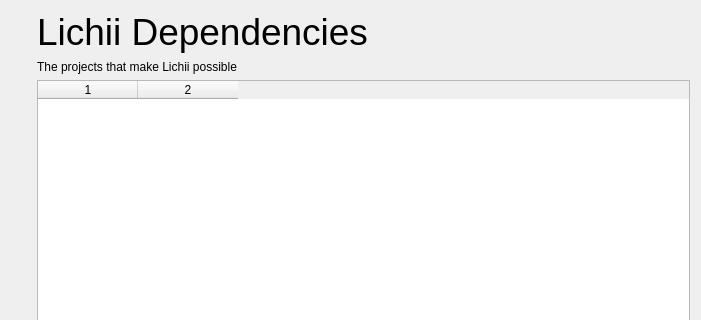
The window that src/yuzu/deps_dialog.ui (Spikol02/Nyamu) describes before a commit, drawn with Qt 5; both pictures show x 0 to 701 and y 0 to 320 of the 701 by 500 pixel window.
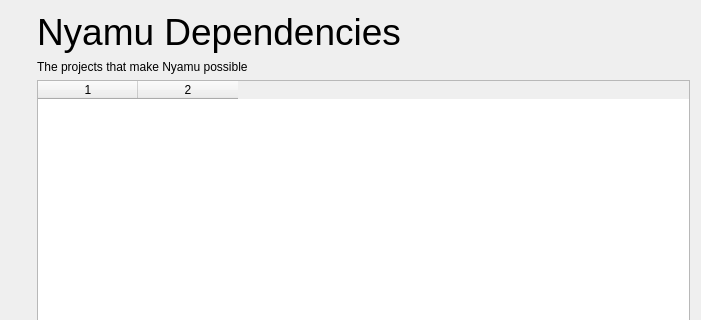
The same window after the commit. Icons and pictures are not drawn.

Commit message:
Rename the fork to Nyamu
The program is now nyamu.exe, and the window title, version log line,
dialogs, installer and desktop entries say Nyamu. Settings, user data and
hotkey keys are unchanged, and credits to Lichii and Selevet builds stay.

Claude-Session: https://claude.ai/code/session_01WzPMHke5rSjK2sWP9qqHqA

Diff of the .ui file:
```diff
--- a/src/yuzu/deps_dialog.ui
+++ b/src/yuzu/deps_dialog.ui
@@ -69,7 +69,7 @@
           </sizepolicy>
          </property>
          <property name="text">
-          <string>&lt;html&gt;&lt;head/&gt;&lt;body&gt;&lt;p&gt;&lt;span style=&quot; font-size:28pt;&quot;&gt;Lichii Dependencies&lt;/span&gt;&lt;/p&gt;&lt;/body&gt;&lt;/html&gt;</string>
+          <string>&lt;html&gt;&lt;head/&gt;&lt;body&gt;&lt;p&gt;&lt;span style=&quot; font-size:28pt;&quot;&gt;Nyamu Dependencies&lt;/span&gt;&lt;/p&gt;&lt;/body&gt;&lt;/html&gt;</string>
          </property>
         </widget>
        </item>
@@ -82,7 +82,7 @@
           </sizepolicy>
          </property>
          <property name="text">
-        <string>&lt;html&gt;&lt;head/&gt;&lt;body&gt;&lt;p&gt;The projects that make Lichii possible&lt;/p&gt;&lt;/body&gt;&lt;/html&gt;</string>
+        <string>&lt;html&gt;&lt;head/&gt;&lt;body&gt;&lt;p&gt;The projects that make Nyamu possible&lt;/p&gt;&lt;/body&gt;&lt;/html&gt;</string>
          </property>
         </widget>
        </item>
```
Left out of the diff: 2 changed lines with no effect on the pictures. The commit also changes 31 other files.
